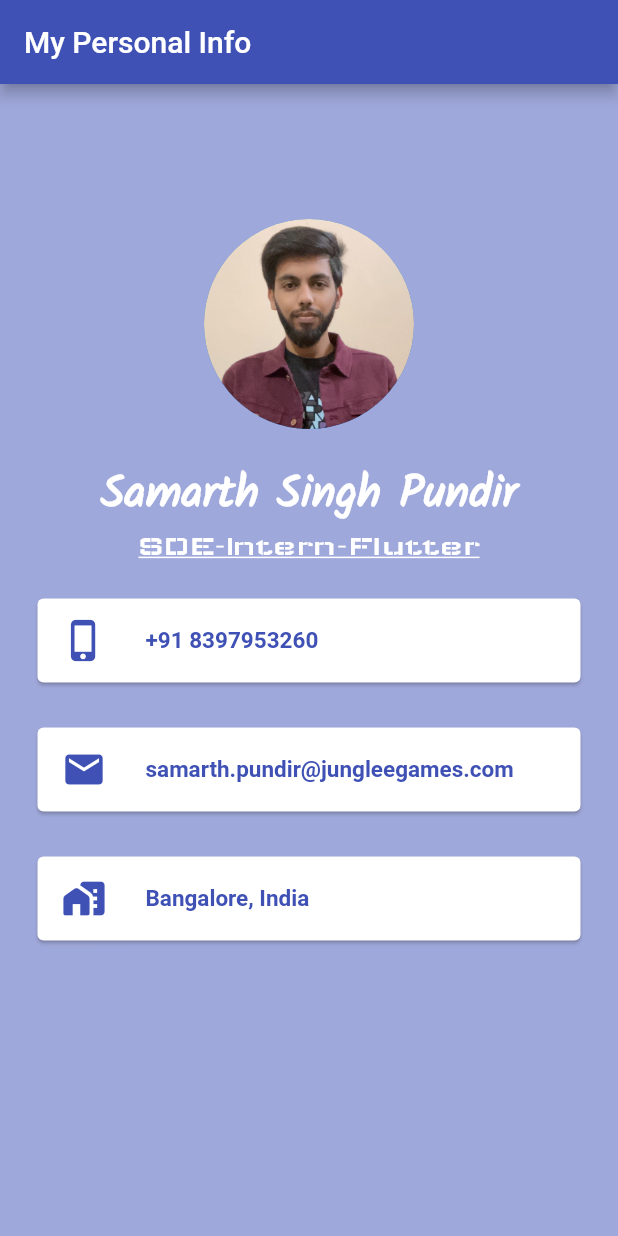
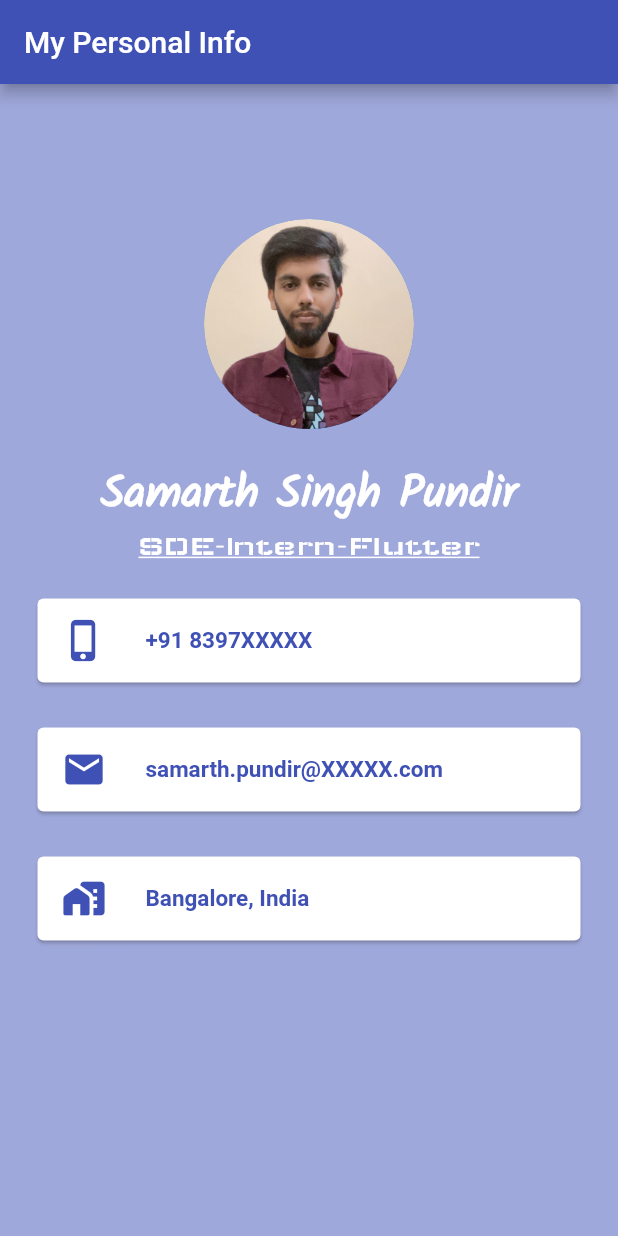
Before and after one commit to samarthjgint/Samarth_Personal_Info, a Flutter app: the screen it shows after launch, on a phone screen of 412 x 824 dp. Run offline on Flutter 3.47's test engine with Material 2 defaults, Android fonts, the phone set to English and light mode, and no system bars.

Commit message:
Update main.dart

```diff
--- a/lib/main.dart
+++ b/lib/main.dart
@@ -54,7 +54,7 @@ class MyApp extends StatelessWidget {
                 margin: EdgeInsets.symmetric(vertical: 15.0, horizontal: 25.0),
                 child: ListTile(
                   leading: Icon(Icons.phone_iphone, size: 30.0, color: Colors.indigo),
-                  title: Text('+91 8397953260',
+                  title: Text('+91 8397XXXXX',
                         style: TextStyle(
                             fontSize: 15.0,
                             color: Colors.indigo,
@@ -68,7 +68,7 @@ class MyApp extends StatelessWidget {
                 child: ListTile(
                   leading: Icon(Icons.email, size: 30.0, color: Colors.indigo),
                   title: Text(
-                    'samarth.pundir@jungleegames.com',
+                    'samarth.pundir@XXXXX.com',
                     style: TextStyle(
                         fontSize: 15.0,
                         color: Colors.indigo,
```
